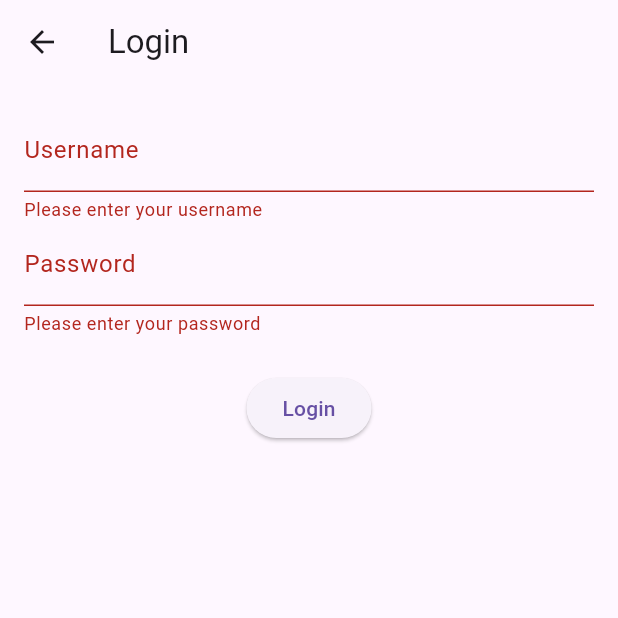
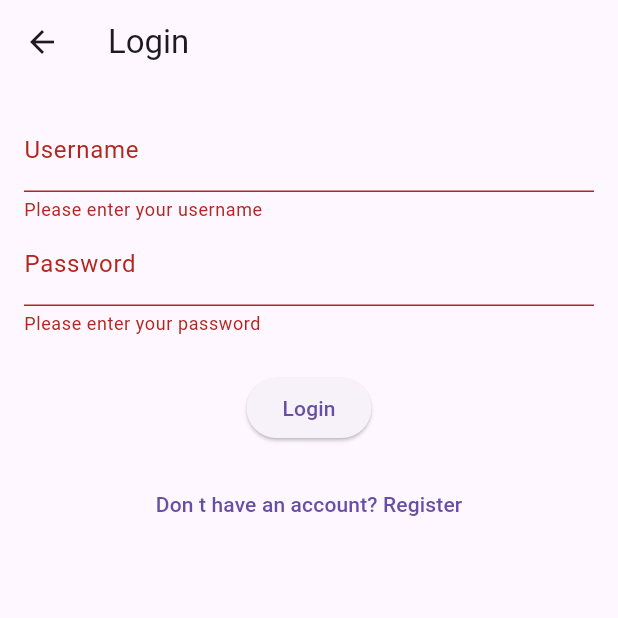
Before and after one commit to Tapakorn086/remindday_app, a Flutter app: the screen it shows after launch, item 2 of the bottom bar chosen, after a tap on "Login", on a phone screen of 412 x 824 dp, the top half of it. Run offline on Flutter 3.47's test engine with Material 3 defaults, Android fonts, the phone set to English and light mode, and no system bars.

Commit message:
add: register button in loginpage

```diff
--- a/lib/login/screen/login_screen.dart
+++ b/lib/login/screen/login_screen.dart
@@ -1,4 +1,5 @@
 import 'package:flutter/material.dart';
+import 'package:remindday_app/register/screen/register_screen.dart';
 import '../controller/auth_controller.dart';
 import '../../group/screen/group_screen.dart';
 
@@ -63,16 +64,26 @@ class _LoginScreenState extends State<LoginScreen> {
                     );
                     if (success) {
                       Navigator.of(context).pushReplacement(
-                        MaterialPageRoute(builder: (context) => GroupScreen()),
+                        MaterialPageRoute(builder: (context) => const GroupScreen()),
                       );
                     } else {
                       ScaffoldMessenger.of(context).showSnackBar(
-                        const SnackBar(content: Text('Login failed. Please try again.')),
+                        const SnackBar(
+                            content: Text('Login failed. Please try again.')),
                       );
                     }
                   }
                 },
                 child: const Text('Login'),
+              ),
+              const SizedBox(height: 16),
+              TextButton(
+                onPressed: () {
+                  Navigator.of(context).push(
+                    MaterialPageRoute(builder: (context) => RegisterScreen()),
+                  );
+                },
+                child: const Text('Don t have an account? Register'),
               ),
             ],
           ),
```
